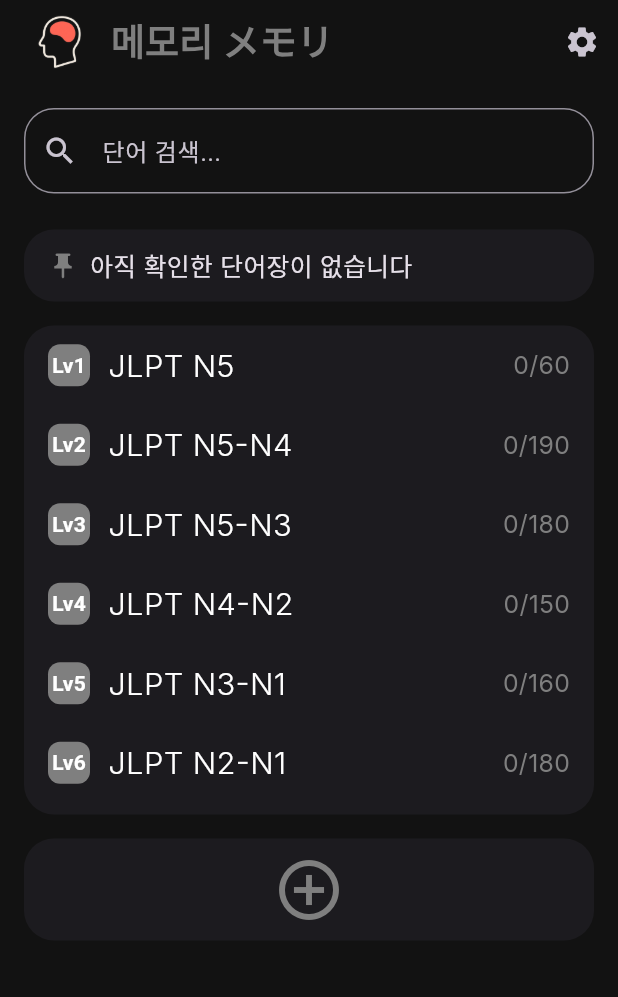
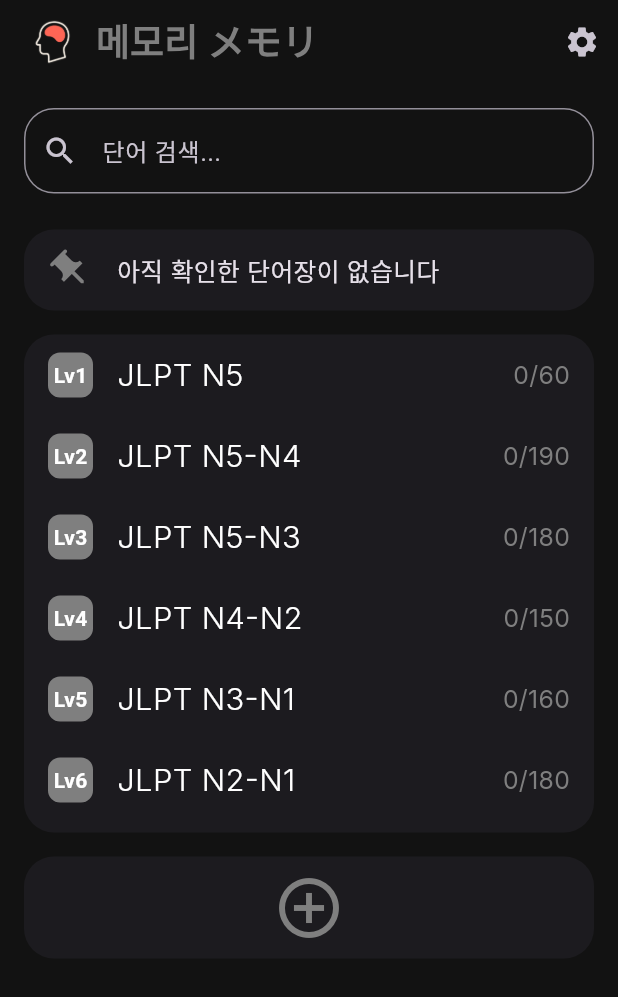
Before and after one commit to yoosukkim-create/Japanese, a Flutter app: the screen it shows after launch, on a phone screen of 412 x 824 dp. Shown: the top 997 px of the screen. Run offline on Flutter 3.47's test engine with Material 3 defaults, Android fonts, the phone set to English and light mode, and no system bars; our stand-ins replace google_fonts, shared_preferences, signature.

Commit message:
Refactoring home screen

```diff
--- a/lib/providers/theme_provider.dart
+++ b/lib/providers/theme_provider.dart
@@ -51,6 +51,7 @@ class ThemeProvider extends ChangeNotifier {
   static const Alignment globalBarAlignment = Alignment.centerLeft;
   static const Color cardBlack = Color(0xFF1C1B1F);
   static const Color cardWhite = Color(0xFFFAFAFA);
+  static const gap8 = SizedBox(width: 8.0, height: 8.0);
 
   //// IMAGE ////////////////////////////////////////////////////
   static double adaptiveImageSize(
@@ -63,9 +64,11 @@ class ThemeProvider extends ChangeNotifier {
   }
 
   static double mainIconImage(BuildContext context) =>
-      adaptiveImageSize(context, 0.2, 50);
+      adaptiveImageSize(context, 0.2, 40);
   static double memoryIconImage(BuildContext context) =>
-      adaptiveImageSize(context, 0.35, 80);
+      adaptiveImageSize(context, 0.35, 70);
+  static double cardIconImage(BuildContext context) =>
+      adaptiveImageSize(context, 0.1, 30);
 
   //// TEXT //////////////////////////////////////////////////////
   static TextStyle adaptiveFontSize(
--- a/lib/views/screens/home_screen.dart
+++ b/lib/views/screens/home_screen.dart
@@ -1,15 +1,16 @@
 import 'package:flutter/material.dart';
 import 'package:provider/provider.dart';
 
-import 'package:japanese/models/word_book.dart';
 import 'package:japanese/viewmodels/home_viewmodel.dart';
 import 'package:japanese/providers/theme_provider.dart';
 import 'package:japanese/providers/study_provider.dart';
 
 import 'package:japanese/views/screens/word_list_screen.dart';
-import 'package:japanese/views/screens/word_group_screen.dart';
 import 'package:japanese/views/screens/settings_screen.dart';
-import 'package:japanese/widgets/card_container.dart';
+
+import 'package:japanese/widgets/recent_word_book_card.dart';
+import 'package:japanese/widgets/basic_word_book_card.dart';
+import 'package:japanese/widgets/custom_word_book_card.dart';
 
 class HomeScreen extends StatefulWidget {
   const HomeScreen({super.key});
@@ -26,177 +27,6 @@ class _HomeScreenState extends State<HomeScreen> {
   void initState() {
     super.initState();
     Provider.of<StudyProvider>(context, listen: false).loadRecentLists();
-  }
-
-  Widget _buildRecentLists(
-    StudyProvider studyProvider,
-    ThemeProvider themeProvider,
-  ) {
-    return CardContainer(
-      isDarkMode: isDarkMode(context),
-      children: [
-        studyProvider.recentWordLists.isEmpty
-            ? Padding(
-              padding: ThemeProvider.cardPadding,
-              child: Row(
-                children: [
-                  Icon(
-                    Icons.push_pin,
-                    color: themeProvider.mainColor,
-                    size: 20,
-                  ),
-                  const SizedBox(width: 8),
-                  Text(
-                    '아직 확인한 단어장이 없습니다',
-                    style: ThemeProvider.cardExplainStyle(context),
-                  ),
-                ],
-              ),
-            )
-            : InkWell(
-              onTap:
-                  () => _navigateToWordList(studyProvider.recentWordLists[0]),
-              child: Padding(
-                padding: ThemeProvider.cardPadding,
-                child: Row(
-                  mainAxisAlignment: MainAxisAlignment.spaceBetween,
-                  children: [
-                    Row(
-                      children: [
-                        Transform.rotate(
-                          angle: -3.14 / 4,
-                          child: Icon(
-                            Icons.push_pin,
-                            color: themeProvider.mainColor,
-                            size: 28,
-                          ),
-                        ),
-                        const SizedBox(width: 8),
-                        Text(
-                          studyProvider.recentWordLists[0]['title'].toString(),
-                          style: ThemeProvider.cardListStyle(context),
-                        ),
-                      ],
-                    ),
-                    Text(
-                      studyProvider.getProgressText(
-                        List<Map<String, dynamic>>.from(
-                          studyProvider.recentWordLists[0]['words'] as List,
-                        ),
-                      ),
-                      style: ThemeProvider.metaCountStyle(
-                        context,
-                      ).copyWith(color: themeProvider.mainColor),
-                    ),
-                  ],
-                ),
-              ),
-            ),
-      ],
-    );
-  }
-
-  Widget _buildBasicWordList(
-    List<Wordbook> wordbooks,
-    ThemeProvider themeProvider,
-  ) {
-    return CardContainer(
-      isDarkMode: isDarkMode(context),
-      children: [
-        ...wordbooks.asMap().entries.map((entry) {
-          final index = entry.key + 1; // 숫자 1부터 시작
-          final wordbook = entry.value;
-          return InkWell(
-            onTap:
-                () => Navigator.push(
-                  context,
-                  MaterialPageRoute(
-                    builder: (context) => WordGroupScreen(wordbook: wordbook),
-                  ),
-                ),
-            child: Padding(
-              padding: ThemeProvider.cardPadding,
-              child: Row(
-                mainAxisAlignment: MainAxisAlignment.spaceBetween,
-                children: [
-                  Row(
-                    children: [
-                      // ✅ 둥근 숫자 아이콘
-                      Container(
-                        width: 28,
-                        height: 28,
-                        decoration: BoxDecoration(
-                          color: themeProvider.mainColor,
-                          borderRadius: BorderRadius.circular(8),
-                        ),
-                        alignment: Alignment.center,
-                        child: Text(
-                          'Lv$index',
-                          style: const TextStyle(
-                            color: Colors.white,
-                            fontSize: 14,
-                            fontWeight: FontWeight.bold,
-                          ),
-                        ),
-                      ),
-                      const SizedBox(width: 12),
-                      // 단어장 제목
-                      Text(
-                        wordbook.title,
-                        style: ThemeProvider.cardListStyle(context).copyWith(
-                          color:
-                              isDarkMode(context)
-                                  ? Colors.white
-                                  : Colors.black87,
-                        ),
-                      ),
-                    ],
-                  ),
-                  Consumer<StudyProvider>(
-                    builder: (context, studyProvider, _) {
-                      final totalWords = wordbook.wordgroups.values.fold(
-                        0,
-                        (sum, s) => sum + s.words.length,
-                      );
-                      final studiedWords = wordbook.wordgroups.values.fold(
-                        0,
-                        (sum, s) =>
-                            sum + studyProvider.getStudiedWordsCount(s.words),
-                      );
-                      return Text(
-                        '$studiedWords/$totalWords',
-                        style: ThemeProvider.metaCountStyle(
-                          context,
-                        ).copyWith(color: themeProvider.mainColor),
-                      );
-                    },
-                  ),
-                ],
-              ),
-            ),
-          );
-        }),
-        const SizedBox(height: 8),
-      ],
-    );
-  }
-
-  Widget _buildCustomWordbooks(ThemeProvider themeProvider) {
-    return CardContainer(
-      isDarkMode: isDarkMode(context),
-      children: [
-        Center(
-          child: Padding(
-            padding: const EdgeInsets.symmetric(vertical: 10.0),
-            child: Icon(
-              Icons.add_circle_outline,
-              size: 48,
-              color: themeProvider.mainColor,
-            ),
-          ),
-        ),
-      ],
-    );
   }
 
   void _navigateToWordList(Map<String, dynamic> wordList) {
@@ -251,7 +81,7 @@ class _HomeScreenState extends State<HomeScreen> {
                     width: ThemeProvider.mainIconImage(context),
                     height: ThemeProvider.mainIconImage(context),
                   ),
-                  const SizedBox(width: 8),
+                  ThemeProvider.gap8,
                   Text(
                     ThemeProvider.globalTitle,
                     style: ThemeProvider.globalBarStyle(
@@ -329,9 +159,20 @@ class _HomeScreenState extends State<HomeScreen> {
                 child: ListView(
                   padding: const EdgeInsets.only(bottom: 24.0),
                   children: [
-                    _buildRecentLists(studyProvider, themeProvider),
-                    _buildBasicWordList(homeVM.wordbooks, themeProvider),
-                    _buildCustomWordbooks(themeProvider),
+                    RecentWordBookCard(
+                      studyProvider: studyProvider,
+                      themeProvider: themeProvider,
+                      onTap: _navigateToWordList,
+                    ),
+                    BasicWordBookCard(
+                      wordbooks: homeVM.wordbooks,
+                      themeProvider: themeProvider,
+                      isDarkMode: isDarkMode,
+                    ),
+                    CustomWordbookCard(
+                      themeProvider: themeProvider,
+                      isDarkMode: isDarkMode,
+                    ),
                   ],
                 ),
               ),
--- a/lib/views/screens/memory_mode_screen.dart
+++ b/lib/views/screens/memory_mode_screen.dart
@@ -213,7 +213,7 @@ class _MemoryModeScreenState extends State<MemoryModeScreen> {
                       style: ThemeProvider.wordReadMean(context),
                       textAlign: TextAlign.center,
                     ),
-                    const SizedBox(height: 4),
+                    ThemeProvider.gap8,
 
                     // ✅ 캔버스 모드일 때
                     if (showCanvas) ...[
@@ -245,7 +245,7 @@ class _MemoryModeScreenState extends State<MemoryModeScreen> {
                           ),
                         ),
                       ),
-                      const SizedBox(height: 4),
+                      ThemeProvider.gap8,
                     ] else ...[
                       // 일반 모드일 때
                       FittedBox(
@@ -267,7 +267,8 @@ class _MemoryModeScreenState extends State<MemoryModeScreen> {
                       textAlign: TextAlign.center,
                     ),
 
-                    const SizedBox(height: 16),
+                    ThemeProvider.gap8,
+                    ThemeProvider.gap8,
 
                     // 예문 영역
                     if (showExamples) ...[
@@ -276,7 +277,6 @@ class _MemoryModeScreenState extends State<MemoryModeScreen> {
                         style: ThemeProvider.wordReadMean(context),
                         textAlign: TextAlign.center,
                       ),
-                      const SizedBox(height: 4),
 
                       if (showCanvas) ...[
                         Text(
@@ -317,7 +317,7 @@ class _MemoryModeScreenState extends State<MemoryModeScreen> {
                           color: Colors.grey,
                         ),
                       ),
-                      const SizedBox(height: 12),
+                      ThemeProvider.gap8,
 
                       // ✅ FittedBox 적용: 버튼 3개를 줄바꿈 없이 축소해서 보여줌
                       FittedBox(
@@ -341,7 +341,7 @@ class _MemoryModeScreenState extends State<MemoryModeScreen> {
                                       }
                                       : null,
                             ),
-                            const SizedBox(width: 8),
+                            ThemeProvider.gap8,
                             _buildMemoryButton(
                               context: context,
                               text: '애매함',
@@ -357,7 +357,7 @@ class _MemoryModeScreenState extends State<MemoryModeScreen> {
                                       }
                                       : null,
                             ),
-                            const SizedBox(width: 8),
+                            ThemeProvider.gap8,
                             _buildMemoryButton(
                               context: context,
                               text: '잘 암',
@@ -376,7 +376,6 @@ class _MemoryModeScreenState extends State<MemoryModeScreen> {
                           ],
                         ),
                       ),
-                      const SizedBox(height: 20),
                     ],
                   ),
                 ),
--- a/lib/views/screens/word_group_screen.dart
+++ b/lib/views/screens/word_group_screen.dart
@@ -216,7 +216,7 @@ class WordGroupScreen extends StatelessWidget {
                   ),
                 );
               }),
-              const SizedBox(height: 8),
+              ThemeProvider.gap8,
             ],
           ),
         ],
--- a/lib/views/screens/word_list_screen.dart
+++ b/lib/views/screens/word_list_screen.dart
@@ -166,7 +166,7 @@ class _WordListScreenState extends State<WordListScreen>
                   children: [
                     for (int i = 0; i < 4; i++) ...[
                       Expanded(child: _buildButtonByIndex(context, i)),
-                      if (i < 3) const SizedBox(width: 8),
+                      if (i < 3) ThemeProvider.gap8,
                     ],
                   ],
                 ),
--- /dev/null
+++ b/lib/widgets/basic_word_book_card.dart
@@ -0,0 +1,104 @@
+import 'package:flutter/material.dart';
+import 'package:provider/provider.dart';
+
+import 'package:japanese/models/word_book.dart';
+import 'package:japanese/providers/study_provider.dart';
+import 'package:japanese/providers/theme_provider.dart';
+import 'package:japanese/views/screens/word_group_screen.dart';
+import 'package:japanese/widgets/card_container.dart';
+
+class BasicWordBookCard extends StatelessWidget {
+  final List<Wordbook> wordbooks;
+  final ThemeProvider themeProvider;
+  final bool Function(BuildContext) isDarkMode;
+
+  const BasicWordBookCard({
+    super.key,
+    required this.wordbooks,
+    required this.themeProvider,
+    required this.isDarkMode,
+  });
+
+  @override
+  Widget build(BuildContext context) {
+    return CardContainer(
+      isDarkMode: isDarkMode(context),
+      children: [
+        ...wordbooks.asMap().entries.map((entry) {
+          final index = entry.key + 1;
+          final wordbook = entry.value;
+
+          return InkWell(
+            onTap:
+                () => Navigator.push(
+                  context,
+                  MaterialPageRoute(
+                    builder: (context) => WordGroupScreen(wordbook: wordbook),
+                  ),
+                ),
+            child: Padding(
+              padding: ThemeProvider.cardPadding,
+              child: Row(
+                mainAxisAlignment: MainAxisAlignment.spaceBetween,
+                children: [
+                  Row(
+                    children: [
+                      Container(
+                        width: ThemeProvider.cardIconImage(context),
+                        height: ThemeProvider.cardIconImage(context),
+                        decoration: BoxDecoration(
+                          color: themeProvider.mainColor,
+                          borderRadius: BorderRadius.circular(8),
+                        ),
+                        alignment: Alignment.center,
+                        child: Text(
+                          'Lv$index',
+                          style: const TextStyle(
+                            color: Colors.white,
+                            fontSize: 14,
+                            fontWeight: FontWeight.bold,
+                          ),
+                        ),
+                      ),
+                      ThemeProvider.gap8,
+                      ThemeProvider.gap8,
+                      Text(
+                        wordbook.title,
+                        style: ThemeProvider.cardListStyle(context).copyWith(
+                          color:
+                              isDarkMode(context)
+                                  ? Colors.white
+                                  : Colors.black87,
+                        ),
+                      ),
+                    ],
+                  ),
+                  Consumer<StudyProvider>(
+                    builder: (context, studyProvider, _) {
+                      final totalWords = wordbook.wordgroups.values.fold(
+                        0,
+                        (sum, s) => sum + s.words.length,
+                      );
+                      final studiedWords = wordbook.wordgroups.values.fold(
+                        0,
+                        (sum, s) =>
+                            sum + studyProvider.getStudiedWordsCount(s.words),
+                      );
+                      return Text(
+                        '$studiedWords/$totalWords',
+                        style: ThemeProvider.metaCountStyle(
+                          context,
+                        ).copyWith(color: themeProvider.mainColor),
+                      );
+                    },
+                  ),
+                ],
+              ),
+            ),
+          );
+        }),
+        ThemeProvider.gap8,
+      ],
+    );
+  }
+}
--- /dev/null
+++ b/lib/widgets/custom_word_book_card.dart
@@ -0,0 +1,33 @@
+import 'package:flutter/material.dart';
+import 'package:japanese/providers/theme_provider.dart';
+import 'package:japanese/widgets/card_container.dart';
+
+class CustomWordbookCard extends StatelessWidget {
+  final ThemeProvider themeProvider;
+  final bool Function(BuildContext) isDarkMode;
+
+  const CustomWordbookCard({
+    super.key,
+    required this.themeProvider,
+    required this.isDarkMode,
+  });
+
+  @override
+  Widget build(BuildContext context) {
+    return CardContainer(
+      isDarkMode: isDarkMode(context),
+      children: [
+        Center(
+          child: Padding(
+            padding: const EdgeInsets.symmetric(vertical: 10.0),
+            child: Icon(
+              Icons.add_circle_outline,
+              size: 48,
+              color: themeProvider.mainColor,
+            ),
+          ),
+        ),
+      ],
+    );
+  }
+}
--- /dev/null
+++ b/lib/widgets/recent_word_book_card.dart
@@ -0,0 +1,96 @@
+import 'package:flutter/material.dart';
+import 'package:japanese/providers/study_provider.dart';
+import 'package:japanese/providers/theme_provider.dart';
+import 'package:japanese/widgets/card_container.dart';
+
+class RecentWordBookCard extends StatelessWidget {
+  final StudyProvider studyProvider;
+  final ThemeProvider themeProvider;
+  final void Function(Map<String, dynamic>) onTap;
+
+  const RecentWordBookCard({
+    super.key,
+    required this.studyProvider,
+    required this.themeProvider,
+    required this.onTap,
+  });
+
+  @override
+  Widget build(BuildContext context) {
+    final isDark = Theme.of(context).brightness == Brightness.dark;
+
+    return CardContainer(
+      isDarkMode: isDark,
+      children: [
+        studyProvider.recentWordLists.isEmpty
+            ? _buildEmptyCard(context)
+            : _buildRecentListItem(context),
+      ],
+    );
+  }
+
+  Widget _buildEmptyCard(BuildContext context) {
+    return Padding(
+      padding: ThemeProvider.cardPadding,
+      child: _buildPinnedRow(
+        context,
+        iconSize: ThemeProvider.cardIconImage(context),
+        text: '아직 확인한 단어장이 없습니다',
+        textStyle: ThemeProvider.cardExplainStyle(context),
+      ),
+    );
+  }
+
+  Widget _buildRecentListItem(BuildContext context) {
+    final list = studyProvider.recentWordLists[0];
+    final title = list['title'].toString();
+    final words = List<Map<String, dynamic>>.from(list['words'] as List);
+
+    return InkWell(
+      onTap: () => onTap(list),
+      child: Padding(
+        padding: ThemeProvider.cardPadding,
+        child: Row(
+          mainAxisAlignment: MainAxisAlignment.spaceBetween,
+          children: [
+            _buildPinnedRow(
+              context,
+              iconSize: ThemeProvider.cardIconImage(context),
+              text: title,
+              textStyle: ThemeProvider.cardListStyle(context),
+            ),
+            Text(
+              studyProvider.getProgressText(words),
+              style: ThemeProvider.metaCountStyle(
+                context,
+              ).copyWith(color: themeProvider.mainColor),
+            ),
+          ],
+        ),
+      ),
+    );
+  }
+
+  Widget _buildPinnedRow(
+    BuildContext context, {
+    required double iconSize,
+    required String text,
+    required TextStyle textStyle,
+  }) {
+    return Row(
+      children: [
+        Transform.rotate(
+          angle: -3.14 / 4,
+          child: Icon(
+            Icons.push_pin,
+            color: themeProvider.mainColor,
+            size: iconSize,
+          ),
+        ),
+        ThemeProvider.gap8,
+        ThemeProvider.gap8,
+        Text(text, style: textStyle),
+      ],
+    );
+  }
+}
```
